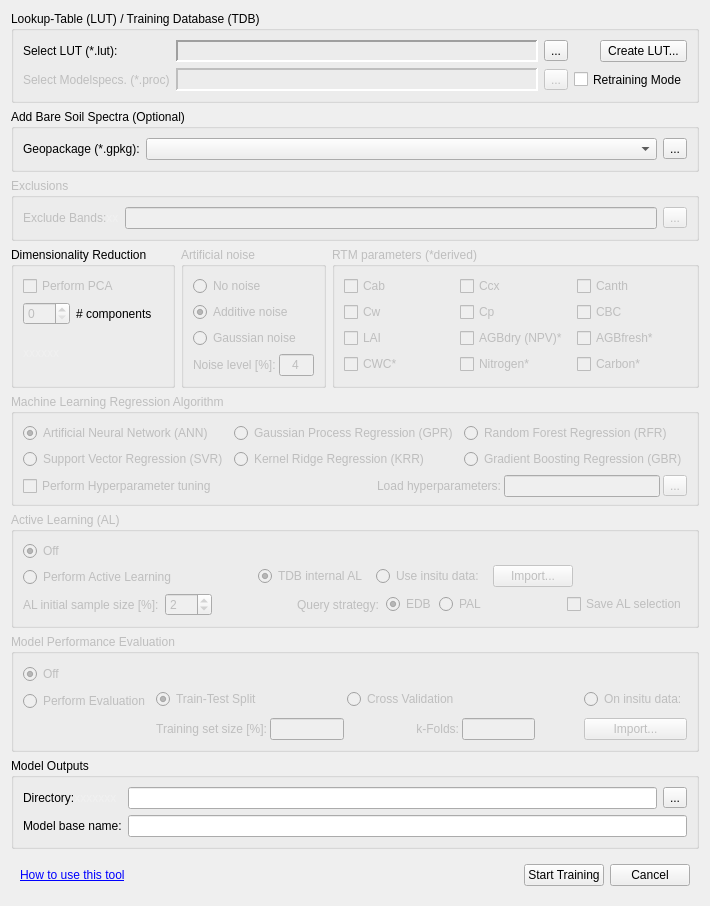
First picture: the form in enmapbox/apps/lmuvegetationapps/Resources/UserInterfaces/Processor_Train.ui, repository EnMAP-Box/enmap-box, before the edit.
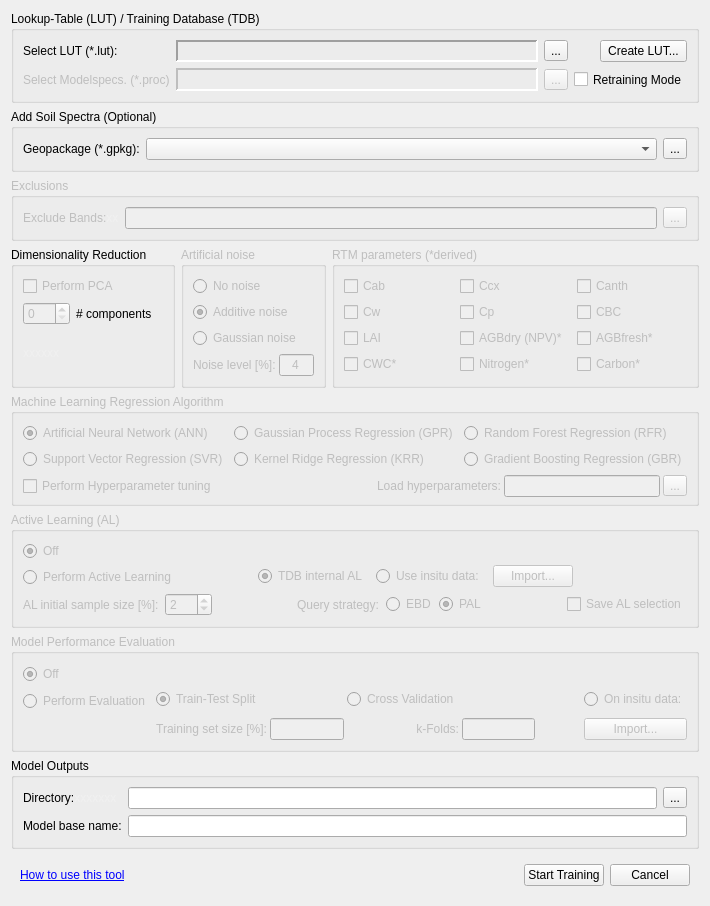
Second picture: the form after the edit. Custom widgets are drawn as their Qt base class.

Commit message: Processor update: Training fixes, PAL now parallelized, needs testing.

```diff
--- a/enmapbox/apps/lmuvegetationapps/Resources/UserInterfaces/Processor_Train.ui
+++ b/enmapbox/apps/lmuvegetationapps/Resources/UserInterfaces/Processor_Train.ui
@@ -1528,10 +1528,10 @@
             <string>Diversity sampling: Euclidean distance based diversity</string>
            </property>
            <property name="text">
-            <string>EDB</string>
+            <string>EBD</string>
            </property>
            <property name="checked">
-            <bool>true</bool>
+            <bool>false</bool>
            </property>
            <attribute name="buttonGroup">
             <string notr="true">rad_group_al_strats</string>
@@ -1547,7 +1547,7 @@
             <string>PAL</string>
            </property>
            <property name="checked">
-            <bool>false</bool>
+            <bool>true</bool>
            </property>
            <attribute name="buttonGroup">
             <string notr="true">rad_group_al_strats</string>
@@ -2056,7 +2056,7 @@
    <item row="1" column="0" colspan="3">
     <widget class="QGroupBox" name="groupBox_3">
      <property name="title">
-      <string>Add Bare Soil Spectra (Optional)</string>
+      <string>Add Soil Spectra (Optional)</string>
      </property>
      <layout class="QGridLayout" name="gridLayout_15">
       <item row="0" column="0">
```
Left out of the diff: 6 changed lines with no effect on the pictures. The commit also changes 3 other files.
